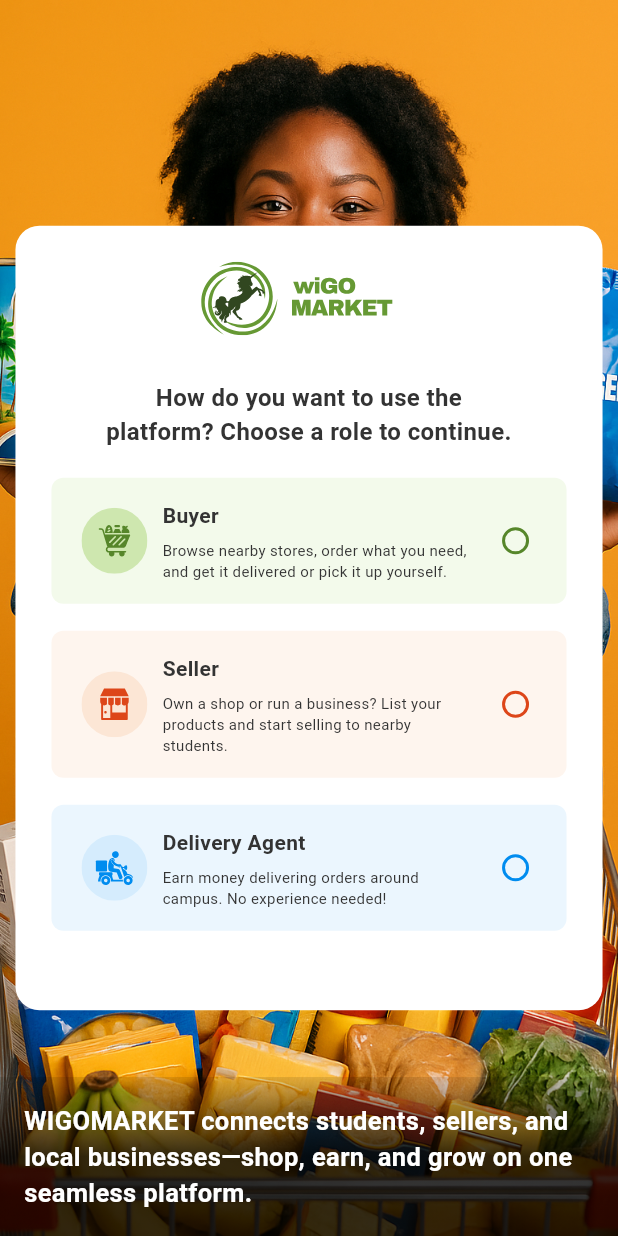
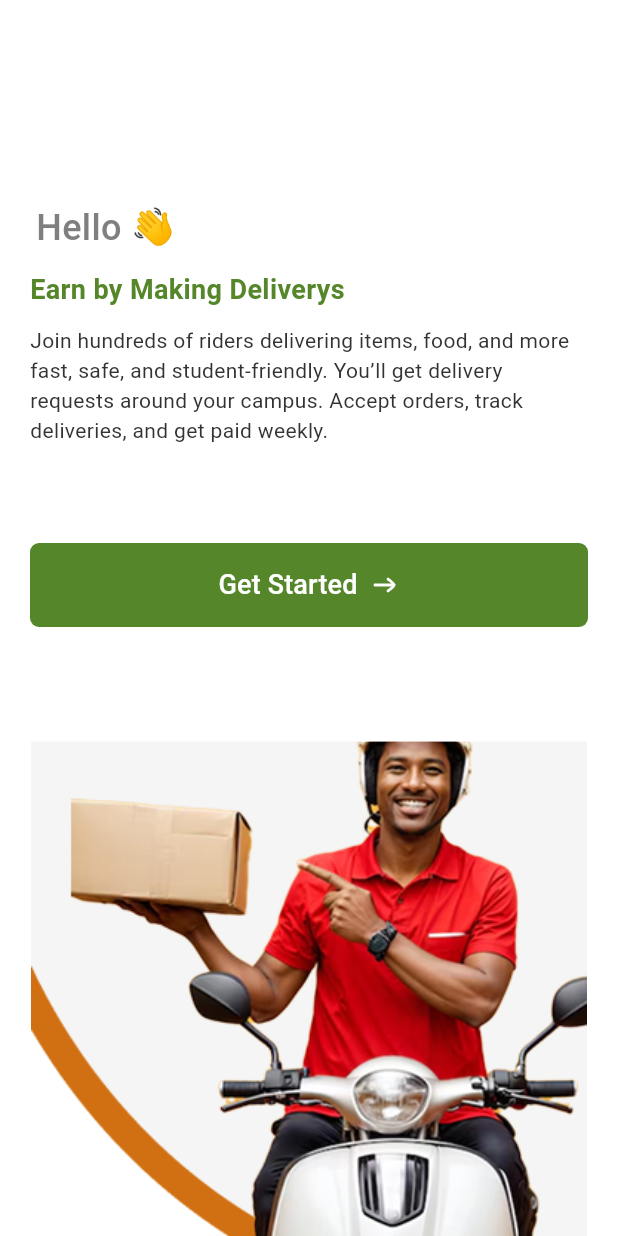
Before and after one commit to SSID98/Wigo_Market_Flutter, a Flutter app: the screen it shows after launch, on a phone screen of 412 x 824 dp. Run offline on Flutter 3.47's test engine with Material 3 defaults, Android fonts, the phone set to English and light mode, and no system bars; our stand-ins replace flutter_riverpod, flutter_svg, go_router, google_fonts; Roboto replaces fonts that are missing (Hind).

Commit message:
feat: implement welcome screen for rider

```diff
--- a/lib/core/constants/app_colors.dart
+++ b/lib/core/constants/app_colors.dart
@@ -2,7 +2,7 @@ import 'package:flutter/material.dart';
 
 class AppColors {
   // Primary Brand Color
-  static const Color primaryGreen = Color(0xffCEE7AF);
+  static const Color primaryLightGreen = Color(0xffCEE7AF);
   static const Color primaryDarkGreen = Color(0xff56862A);
 
   // Accent for Warnings/Errors/Destructive actions
@@ -22,9 +22,9 @@ class AppColors {
 
   // Text Colors (approximate)
   static const Color textDarkGreen = Color(0xff436724);
-  static const Color textLightGreen = primaryDarkGreen;
-  static const Color textSuccess = primaryGreen;
-  static const Color textGrey = Color(0xff7F7F7F);
+  static const Color textVidaLoca = primaryDarkGreen;
+  static const Color textSuccess = primaryLightGreen;
+  static const Color textIconGrey = Color(0xff7F7F7F);
   static const Color textBlackLight = Color(0xff333333);
   static const Color textWhite = Color(0xffFFFFFF);
   static const Color textDarkerGreen = Color(0xff314720);
--- a/lib/core/routes/app_router.dart
+++ b/lib/core/routes/app_router.dart
@@ -1,14 +1,19 @@
 import 'package:go_router/go_router.dart';
 
+import '../../features/rider/presentation/views/rider_welcome_screen.dart';
 import '../../shared/screens/role_selection_screen.dart';
 
 final appRouter = GoRouter(
-  initialLocation: '/',
+  initialLocation: '/rider/welcome',
   routes: [
     GoRoute(
       path: '/',
       builder: (context, state) => const RoleSelectionScreen(),
     ),
+    GoRoute(
+      path: '/rider/welcome',
+      builder: (context, state) => const RiderWelcomeScreen(),
+    ),
     // Add more routes later as needed
   ],
 );
--- /dev/null
+++ b/lib/features/rider/presentation/views/rider_welcome_screen.dart
@@ -0,0 +1,214 @@
+import 'package:flutter/material.dart';
+import 'package:flutter_riverpod/flutter_riverpod.dart';
+import 'package:google_fonts/google_fonts.dart';
+import 'package:wigo_flutter/shared/widgets/custom_button.dart';
+
+import '../../../../core/constants/app_colors.dart';
+
+class RiderWelcomeScreen extends ConsumerWidget {
+  const RiderWelcomeScreen({super.key});
+
+  @override
+  Widget build(BuildContext context, WidgetRef ref) {
+    final Size screenSize = MediaQuery.of(context).size;
+
+    return LayoutBuilder(
+      builder: (context, constraints) {
+        if (constraints.maxWidth < 600) {
+          return _buildMobileLayout(context, ref, screenSize);
+        } else {
+          return _buildWebLayout(context, ref, screenSize);
+        }
+      },
+    );
+  }
+
+  //Mobile Layout
+  Widget _buildMobileLayout(
+    BuildContext context,
+    WidgetRef ref,
+    Size screenSize,
+  ) {
+    final double contentContainerHeight = screenSize.height * 0.60;
+
+    return Scaffold(
+      body: Stack(
+        fit: StackFit.expand,
+        children: [
+          Padding(
+            padding: const EdgeInsets.only(top: 148.0),
+            child: Image.asset(
+              'assets/images/welcomeRiderAndriod.png',
+              fit: BoxFit.contain,
+            ),
+          ),
+          Positioned(
+            top: 0,
+            left: 0,
+            right: 0,
+            height: contentContainerHeight,
+            child: Container(
+              constraints: BoxConstraints(),
+              decoration: BoxDecoration(color: AppColors.backgroundWhite),
+              child: Padding(
+                padding: const EdgeInsets.all(20.0),
+                child: Column(
+                  mainAxisSize: MainAxisSize.min,
+                  crossAxisAlignment: CrossAxisAlignment.start,
+                  children: [
+                    SizedBox(height: 115),
+                    Padding(
+                      padding: const EdgeInsets.only(left: 4.0),
+                      child: Text(
+                        'Hello 👋',
+                        style: GoogleFonts.hind(
+                          fontWeight: FontWeight.w500,
+                          fontSize: 24,
+                          color: AppColors.textIconGrey,
+                        ),
+                      ),
+                    ),
+                    const SizedBox(height: 11),
+                    Text(
+                      'Earn by Making Deliverys',
+                      style: GoogleFonts.hind(
+                        textStyle: TextStyle(
+                          color: AppColors.textVidaLoca,
+                          fontSize: 18,
+                          fontWeight: FontWeight.w700,
+                        ),
+                      ),
+                    ),
+                    const SizedBox(height: 11),
+                    Text(
+                      'Join hundreds of riders delivering items, food, and more fast, safe, and student-friendly. You’ll get delivery requests around your campus. Accept orders, track deliveries, and get paid weekly.',
+                      style: GoogleFonts.hind(
+                        textStyle: TextStyle(
+                          color: AppColors.textBlackLight,
+                          fontSize: 14,
+                          fontWeight: FontWeight.w400,
+                        ),
+                      ),
+                    ),
+                    const SizedBox(height: 65),
+                    CustomButton(
+                      text: 'Get Started',
+                      onPressed: () {},
+                      fontSize: 18,
+                      fontWeight: FontWeight.w500,
+                      borderRadius: 6.0,
+                      icon: 'assets/icons/arrowRight.svg',
+                      iconWidth: 20,
+                      iconHeight: 20,
+                      height: 56,
+                      width: 480,
+                    ),
+                  ],
+                ),
+              ),
+            ),
+          ),
+        ],
+      ),
+    );
+  }
+
+  Widget _buildWebLayout(BuildContext context, WidgetRef ref, Size screenSize) {
+    final double webContentWidth = screenSize.width * 0.70;
+    final double webContentHeight = screenSize.height * 0.99;
+
+    return Scaffold(
+      body: Padding(
+        padding: const EdgeInsets.symmetric(vertical: 20.0, horizontal: 100.0),
+        child: Row(
+          children: [
+            // Left section: Image and Bottom Text
+            Expanded(
+              child: Column(
+                mainAxisAlignment: MainAxisAlignment.center,
+                children: [
+                  Center(
+                    child: Container(
+                      constraints: BoxConstraints(
+                        maxWidth: 600,
+                        maxHeight: screenSize.height * 0.90,
+                      ),
+                      child: Padding(
+                        padding: const EdgeInsets.all(40.0),
+                        child: SingleChildScrollView(
+                          child: Column(
+                            crossAxisAlignment: CrossAxisAlignment.start,
+                            children: [
+                              Padding(
+                                padding: const EdgeInsets.only(left: 8.0),
+                                child: Text(
+                                  'Hello 👋',
+                                  style: GoogleFonts.hind(
+                                    fontWeight: FontWeight.w500,
+                                    fontSize: 40,
+                                    color: AppColors.textIconGrey,
+                                  ),
+                                ),
+                              ),
+                              const SizedBox(height: 20),
+                              Text(
+                                'Earn by Making Deliverys',
+                                style: GoogleFonts.hind(
+                                  textStyle: TextStyle(
+                                    color: AppColors.textVidaLoca,
+                                    fontSize: 38,
+                                    fontWeight: FontWeight.w700,
+                                  ),
+                                ),
+                              ),
+                              const SizedBox(height: 20),
+                              Text(
+                                'Join hundreds of riders delivering items, food, and more fast, safe, and student-friendly. You’ll get delivery requests around your campus. Accept orders, track deliveries, and get paid weekly.',
+                                style: GoogleFonts.hind(
+                                  textStyle: TextStyle(
+                                    color: AppColors.textBlackLight,
+                                    fontSize: 19,
+                                    fontWeight: FontWeight.w400,
+                                  ),
+                                ),
+                              ),
+                              const SizedBox(height: 65),
+                              CustomButton(
+                                text: 'Get Started',
+                                onPressed: () {},
+                                fontSize: 18,
+                                fontWeight: FontWeight.w500,
+                                borderRadius: 6.0,
+                                icon: 'assets/icons/arrowRight.svg',
+                                iconWidth: 20,
+                                iconHeight: 20,
+                                height: 56,
+                                width: 480,
+                              ),
+                            ],
+                          ),
+                        ),
+                      ),
+                    ),
+                  ),
+                ],
+              ),
+            ),
+            // Right form section
+            Expanded(
+              child: Center(
+                child: SizedBox(
+                  width: webContentWidth,
+                  height: webContentHeight,
+                  child: Image(
+                    image: AssetImage('assets/images/welcomeRiderWeb.png'),
+                  ),
+                ),
+              ),
+            ),
+          ],
+        ),
+      ),
+    );
+  }
+}
--- /dev/null
+++ b/lib/shared/widgets/custom_button.dart
@@ -0,0 +1,91 @@
+import 'package:flutter/material.dart';
+import 'package:flutter_svg/svg.dart';
+import 'package:google_fonts/google_fonts.dart';
+
+import '../../core/constants/app_colors.dart';
+
+class CustomButton extends StatelessWidget {
+  final String text;
+  final double fontSize;
+  final FontWeight fontWeight;
+  final VoidCallback onPressed;
+  final Color? buttonColor;
+  final Color? textColor;
+  final Color? borderColor;
+  final double? borderRadius;
+  final double? borderWidth;
+  final double? height;
+  final double? width;
+  final EdgeInsetsGeometry? padding;
+  final String? icon;
+  final double? iconHeight, iconWidth;
+  final MainAxisAlignment? mainAxisAlignment;
+
+  const CustomButton({
+    super.key,
+    required this.text,
+    required this.onPressed,
+    this.buttonColor,
+    this.textColor,
+    this.borderColor,
+    this.borderWidth,
+    this.height,
+    this.width,
+    this.padding,
+    this.icon,
+    this.mainAxisAlignment = MainAxisAlignment.center,
+    this.borderRadius,
+    required this.fontSize,
+    required this.fontWeight,
+    this.iconHeight,
+    this.iconWidth,
+  });
+
+  @override
+  Widget build(BuildContext context) {
+    return SizedBox(
+      height: height,
+      width: width,
+      child: ElevatedButton(
+        onPressed: onPressed,
+        style: ElevatedButton.styleFrom(
+          backgroundColor: buttonColor ?? AppColors.primaryDarkGreen,
+          padding:
+              padding ??
+              const EdgeInsets.symmetric(horizontal: 24, vertical: 12),
+          // Default padding
+          shape: RoundedRectangleBorder(
+            borderRadius: BorderRadius.circular(borderRadius ?? 8.0),
+            side: BorderSide(
+              color: borderColor ?? Colors.transparent,
+              width: borderWidth ?? 0.0,
+            ),
+          ),
+          elevation: 0,
+          minimumSize:
+              (width == null && height == null) ? const Size(0, 0) : null,
+        ),
+        child: Row(
+          mainAxisSize: MainAxisSize.min,
+          mainAxisAlignment: mainAxisAlignment!,
+          children: [
+            Text(
+              text,
+              style: GoogleFonts.hind(
+                textStyle: TextStyle(
+                  fontSize: fontSize,
+                  fontWeight: fontWeight,
+                  color: textColor ?? AppColors.textWhite,
+                ),
+              ),
+            ),
+            if (icon != null) ...[
+              const SizedBox(width: 8),
+              SvgPicture.asset(icon!, height: iconHeight, width: iconWidth),
+            ],
+          ],
+        ),
+      ),
+    );
+  }
+}
--- a/lib/shared/widgets/role_card.dart
+++ b/lib/shared/widgets/role_card.dart
@@ -80,23 +80,18 @@ class RoleCard extends StatelessWidget {
               Radio<bool>(
                 value: true,
                 groupValue: isSelected,
-                // Use isSelected as groupValue to control this specific radio button
                 onChanged: (bool? value) {
                   if (value == true) {
-                    // Only call onTap if it's being selected
                     onTap();
                   }
                 },
-                // fillColor controls the dot and outline
                 fillColor: WidgetStateProperty.resolveWith<Color>((
                   Set<WidgetState> states,
                 ) {
                   if (states.contains(WidgetState.selected)) {
-                    // When selected, use the calculated darker border color
                     return borderColor;
                   }
-                  // When unselected, use the same darker border color as the card's border
-                  return borderColor; // <--- THIS IS THE KEY CHANGE for unselected outline
+                  return borderColor;
                 }),
               ),
             ],
```
Also changed, not shown: lib/shared/screens/role_selection_screen.dart (+38 -26 lines), assets/icons/arrowRight.svg (added), assets/icons/helloRider.svg (added), assets/images/welcomeRiderAndriod.png (added), assets/images/welcomeRiderWeb.png (added).
